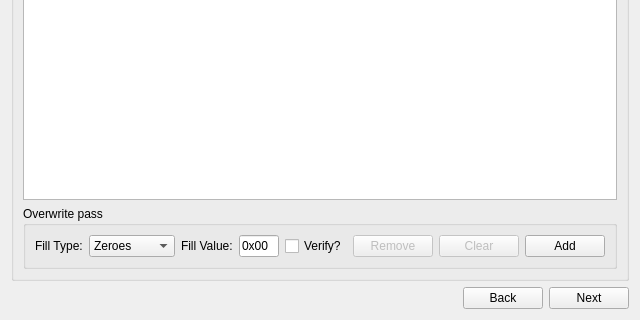
visuve/Tunkio, file KuuraGUI/AlgorithmTab.ui: the form before one commit; both pictures show x 0 to 640 and y 160 to 480 of the 640 by 480 pixel window.
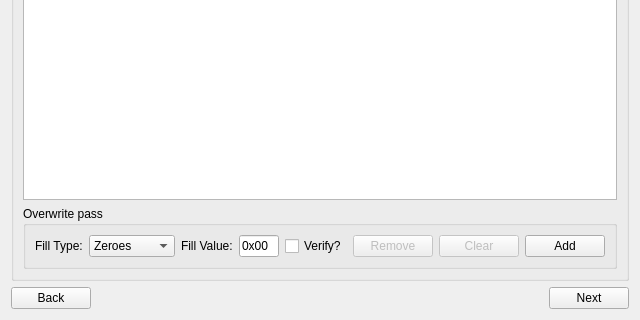
The form after the commit.

Commit message: Connect back buttons

```diff
--- a/KuuraGUI/AlgorithmTab.ui
+++ b/KuuraGUI/AlgorithmTab.ui
@@ -218,6 +218,13 @@
     </widget>
    </item>
    <item row="1" column="0">
+    <widget class="QPushButton" name="pushButtonBack">
+     <property name="text">
+      <string>Back</string>
+     </property>
+    </widget>
+   </item>
+   <item row="1" column="1">
     <spacer name="horizontalSpacer">
      <property name="orientation">
       <enum>Qt::Horizontal</enum>
@@ -230,13 +237,6 @@
      </property>
     </spacer>
    </item>
-   <item row="1" column="1">
-    <widget class="QPushButton" name="pushButtonBack">
-     <property name="text">
-      <string>Back</string>
-     </property>
-    </widget>
-   </item>
    <item row="1" column="2">
     <widget class="QPushButton" name="pushButtonNext">
      <property name="text">
```
The commit also changes 12 other files.
